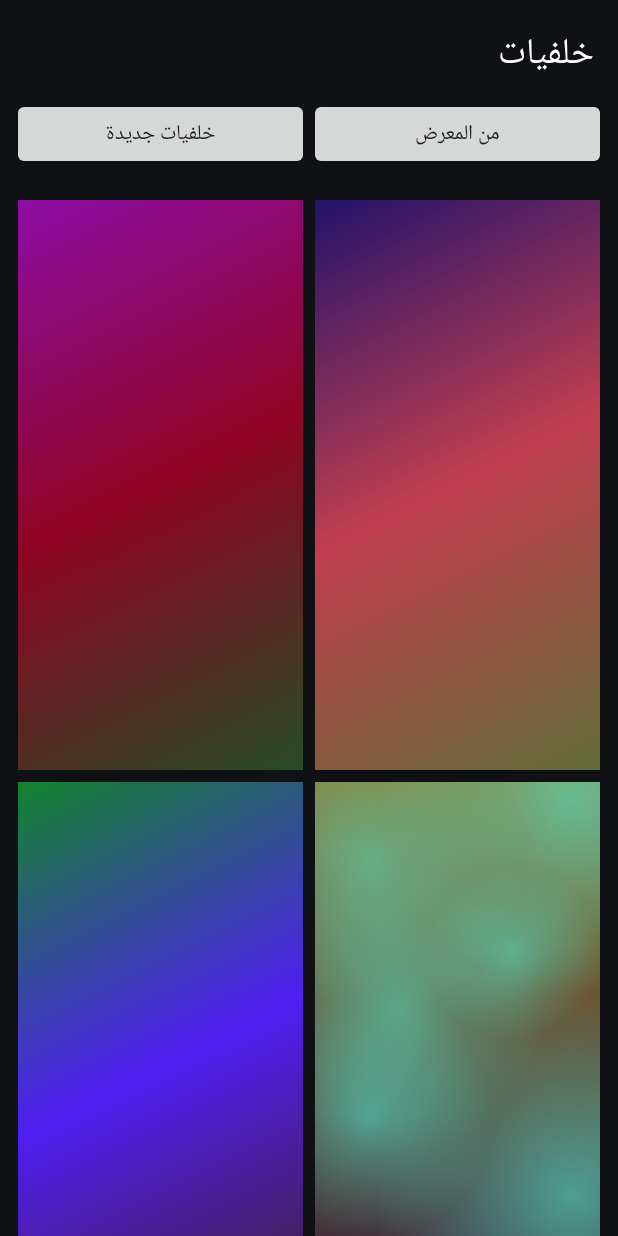
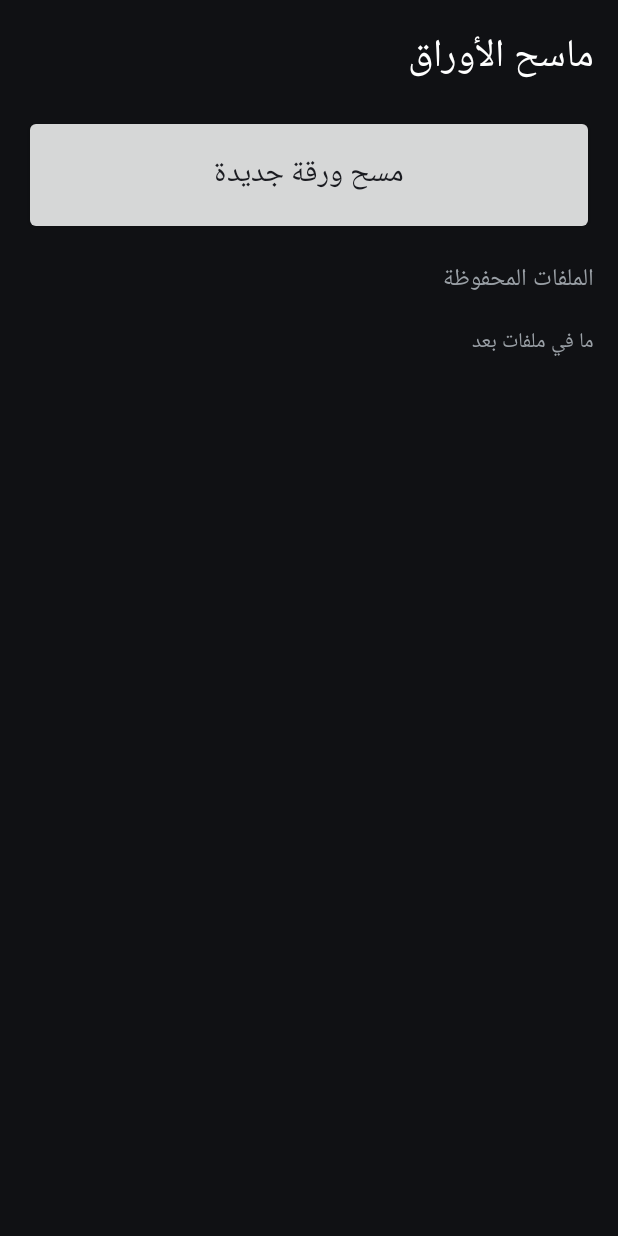
Before and after one commit to EhssanDev/counter-test, an Android app: the screen it shows after launch (MainActivity), on a phone screen of 412 x 824 dp. Run offline under Robolectric (Android 15) with nearby library versions, the phone set to English and light mode, and no system bars; libraries missing offline, so code that uses them is left out: com.google.mlkit.vision.

Commit message:
Refactor MainActivity for document scanning feature

```diff
--- a/app/src/main/java/dev/ehssan/countertest/MainActivity.kt
+++ b/app/src/main/java/dev/ehssan/countertest/MainActivity.kt
@@ -1,54 +1,88 @@
 package dev.ehssan.countertest
 
 import android.app.Activity
-import android.app.WallpaperManager
+import android.app.AlertDialog
+import android.content.ContentUris
+import android.content.ContentValues
 import android.content.Intent
-import android.graphics.Bitmap
-import android.graphics.BitmapFactory
-import android.graphics.Canvas
 import android.graphics.Color
-import android.graphics.LinearGradient
-import android.graphics.Matrix
-import android.graphics.Paint
-import android.graphics.RadialGradient
-import android.graphics.Shader
-import android.media.ExifInterface
 import android.net.Uri
 import android.os.Bundle
-import android.util.DisplayMetrics
-import android.view.Gravity
+import android.provider.MediaStore
 import android.view.View
 import android.view.ViewGroup
 import android.widget.Button
-import android.widget.FrameLayout
-import android.widget.ImageView
 import android.widget.LinearLayout
 import android.widget.ScrollView
 import android.widget.TextView
 import android.widget.Toast
-import java.util.Random
+import com.google.mlkit.vision.documentscanner.GmsDocumentScannerOptions
+import com.google.mlkit.vision.documentscanner.GmsDocumentScanning
+import com.google.mlkit.vision.documentscanner.GmsDocumentScanningResult
+import java.text.SimpleDateFormat
+import java.util.Date
+import java.util.Locale
 import kotlin.concurrent.thread
 
 class MainActivity : Activity() {
 
-    private val pickCode = 1
-    private var sw = 0
-    private var sh = 0
-    private var inPreview = false
-    private var batch = 0L
-    private lateinit var gridView: View
-    private lateinit var grid: LinearLayout
+    private val scanCode = 100
+    private lateinit var listBox: LinearLayout
+    private lateinit var emptyText: TextView
 
     override fun onCreate(savedInstanceState: Bundle?) {
         super.onCreate(savedInstanceState)
-        val dm = DisplayMetrics()
-        @Suppress("DEPRECATION")
-        windowManager.defaultDisplay.getRealMetrics(dm)
-        sw = dm.widthPixels
-        sh = dm.heightPixels
-        batch = System.currentTimeMillis()
-        gridView = buildGridScreen()
-        setContentView(gridView)
+
+        val root = LinearLayout(this).apply {
+            orientation = LinearLayout.VERTICAL
+            setBackgroundColor(Color.parseColor("#101114"))
+            setPadding(dp(16), dp(16), dp(16), dp(16))
+        }
+
+        val title = TextView(this).apply {
+            text = "ماسح الأوراق"
+            textSize = 26f
+            setTextColor(Color.WHITE)
+        }
+
+        val scanBtn = Button(this).apply {
+            text = "مسح ورقة جديدة"
+            textSize = 20f
+            setOnClickListener { startScan() }
+        }
+
+        val label = TextView(this).apply {
+            text = "الملفات المحفوظة"
+            textSize = 16f
+            setTextColor(Color.parseColor("#9AA0A6"))
+        }
+
+        listBox = LinearLayout(this).apply { orientation = LinearLayout.VERTICAL }
+        val scroll = ScrollView(this)
+        scroll.addView(listBox)
+
+        emptyText = TextView(this).apply {
+            text = "ما في ملفات بعد"
+            setTextColor(Color.parseColor("#9AA0A6"))
+            setPadding(0, dp(16), 0, 0)
+        }
+
+        root.addView(title)
+        root.addView(scanBtn, LinearLayout.LayoutParams(
+            ViewGroup.LayoutParams.MATCH_PARENT, dp(80)).apply {
+            topMargin = dp(16)
+            bottomMargin = dp(16)
+        })
+        root.addView(label)
+        root.addView(emptyText)
+        root.addView(scroll, LinearLayout.LayoutParams(
+            ViewGroup.LayoutParams.MATCH_PARENT, 0, 1f))
+        setContentView(root)
+    }
+
+    override fun onResume() {
+        super.onResume()
+        refreshList()
     }
 
     private fun dp(v: Int) = (v * resources.displayMetrics.density).toInt()
@@ -56,125 +90,106 @@ class MainActivity : Activity() {
     private fun toast(s: String) =
         Toast.makeText(this, s, Toast.LENGTH_SHORT).show()
 
-    // ---------- Generated wallpapers ----------
+    // ---------- Scan ----------
 
-    private fun generate(seed: Long, w: Int, h: Int): Bitmap {
-        val r = Random(seed * -7046029254386353131L)
-        r.nextInt(); r.nextInt()
-        val bmp = Bitmap.createBitmap(w, h, Bitmap.Config.ARGB_8888)
-        val c = Canvas(bmp)
-        val wf = w.toFloat()
-        val hf = h.toFloat()
+    private fun startScan() {
+        val options = GmsDocumentScannerOptions.Builder()
+            .setGalleryImportAllowed(true)
+            .setPageLimit(20)
+            .setResultFormats(GmsDocumentScannerOptions.RESULT_FORMAT_PDF)
+            .setScannerMode(GmsDocumentScannerOptions.SCANNER_MODE_FULL)
+            .build()
 
-        val hue = r.nextInt(360).toFloat()
-        val c1 = Color.HSVToColor(floatArrayOf(hue, 0.65f + r.nextFloat() * 0.3f, 0.35f + r.nextFloat() * 0.4f))
-        val c2 = Color.HSVToColor(floatArrayOf((hue + 40 + r.nextInt(100)) % 360, 0.6f + r.nextFloat() * 0.4f, 0.5f + r.nextFloat() * 0.5f))
-        val c3 = Color.HSVToColor(floatArrayOf((hue + 180 + r.nextInt(60)) % 360, 0.5f, 0.2f + r.nextFloat() * 0.3f))
+        GmsDocumentScanning.getClient(options)
+            .getStartScanIntent(this)
+            .addOnSuccessListener { sender ->
+                startIntentSenderForResult(sender, scanCode, null, 0, 0, 0)
+            }
+            .addOnFailureListener { toast("تعذر فتح السكانر: ${it.message}") }
+    }
 
-        val p = Paint(Paint.ANTI_ALIAS_FLAG)
-        when (r.nextInt(3)) {
-            0 -> {
-                p.shader = LinearGradient(0f, 0f, wf, hf, intArrayOf(c1, c2, c3), null, Shader.TileMode.CLAMP)
-                c.drawRect(0f, 0f, wf, hf, p)
-            }
-            1 -> {
-                val cx = wf * (0.2f + r.nextFloat() * 0.6f)
-                val cy = hf * (0.2f + r.nextFloat() * 0.6f)
-                p.shader = RadialGradient(cx, cy, maxOf(wf, hf) * 0.9f, intArrayOf(c2, c1, c3), null, Shader.TileMode.CLAMP)
-                c.drawRect(0f, 0f, wf, hf, p)
-            }
-            else -> {
-                p.shader = LinearGradient(0f, 0f, 0f, hf, intArrayOf(c1, c3), null, Shader.TileMode.CLAMP)
-                c.drawRect(0f, 0f, wf, hf, p)
-                val q = Paint(Paint.ANTI_ALIAS_FLAG)
-                val count = 5 + r.nextInt(3)
-                for (i in 0 until count) {
-                    val cx = wf * r.nextFloat()
-                    val cy = hf * r.nextFloat()
-                    val rad = wf * (0.25f + r.nextFloat() * 0.5f)
-                    val col = Color.argb(
-                        110 + r.nextInt(80),
-                        Color.red(c2), Color.green(c2), Color.blue(c2)
-                    )
-                    q.shader = RadialGradient(cx, cy, rad, col, col and 0x00FFFFFF, Shader.TileMode.CLAMP)
-                    c.drawCircle(cx, cy, rad, q)
+    @Suppress("DEPRECATION")
+    override fun onActivityResult(requestCode: Int, resultCode: Int, data: Intent?) {
+        super.onActivityResult(requestCode, resultCode, data)
+        if (requestCode == scanCode && resultCode == RESULT_OK) {
+            val result = GmsDocumentScanningResult.fromActivityResultIntent(data)
+            val pdf = result?.pdf
+            if (pdf != null) {
+                savePdf(pdf.uri)
+            } else {
+                toast("ما رجع ملف PDF")
             }
         }
     }
-        return bmp
+
+    // ---------- Save to Documents/Scans ----------
+
+    private fun savePdf(src: Uri) {
+        thread {
+            try {
+                val stamp = SimpleDateFormat("yyyy-MM-dd_HH-mm-ss", Locale.US).format(Date())
+                val values = ContentValues().apply {
+                    put(MediaStore.MediaColumns.DISPLAY_NAME, "Scan_$stamp.pdf")
+                    put(MediaStore.MediaColumns.MIME_TYPE, "application/pdf")
+                    put(MediaStore.MediaColumns.RELATIVE_PATH, "Documents/Scans")
                 }
-
-    // ---------- Grid screen ----------
-
-    private fun buildGridScreen(): View {
-        val root = LinearLayout(this).apply {
-            orientation = LinearLayout.VERTICAL
-            setBackgroundColor(Color.parseColor("#101114"))
+                val dest = contentResolver.insert(
+                    MediaStore.Files.getContentUri("external"), values
+                ) ?: throw Exception("تعذر إنشاء الملف")
+                val input = contentResolver.openInputStream(src)
+                    ?: throw Exception("تعذر قراءة الملف")
+                val out = contentResolver.openOutputStream(dest)
+                    ?: throw Exception("تعذر الكتابة")
+                input.use { i -> out.use { o -> i.copyTo(o) } }
+                runOnUiThread {
+                    toast("تم الحفظ في Documents/Scans")
+                    refreshList()
                 }
-        val title = TextView(this).apply {
-            text = "خلفيات"
-            textSize = 24f
-            setTextColor(Color.WHITE)
-            setPadding(dp(16), dp(16), dp(16), dp(8))
+            } catch (e: Exception) {
+                runOnUiThread { toast("فشل الحفظ: ${e.message}") }
             }
-        val bar = LinearLayout(this).apply {
-            orientation = LinearLayout.HORIZONTAL
-            setPadding(dp(8), 0, dp(8), dp(8))
-        }
-        val newBtn = Button(this).apply {
-            text = "خلفيات جديدة"
-            setOnClickListener {
-                batch = System.nanoTime()
-                fillGrid()
-            }
-        }
-        val pickBtn = Button(this).apply {
-            text = "من المعرض"
-            setOnClickListener { pickFromGallery() }
-        }
-        bar.addView(newBtn, LinearLayout.LayoutParams(0, ViewGroup.LayoutParams.WRAP_CONTENT, 1f))
-        bar.addView(pickBtn, LinearLayout.LayoutParams(0, ViewGroup.LayoutParams.WRAP_CONTENT, 1f))
-
-        grid = LinearLayout(this).apply {
-            orientation = LinearLayout.VERTICAL
-            setPadding(dp(8), dp(8), dp(8), dp(8))
-        }
-        val scroll = ScrollView(this)
-        scroll.addView(grid)
-
-        root.addView(title)
-        root.addView(bar)
-        root.addView(scroll, LinearLayout.LayoutParams(ViewGroup.LayoutParams.MATCH_PARENT, 0, 1f))
-        fillGrid()
-        return root
-    }
-
-    private fun fillGrid() {
-        grid.removeAllViews()
-        val tw = (sw - dp(8) * 4) / 2
-        val th = tw * sh / sw
-        for (row in 0 until 6) {
-            val line = LinearLayout(this).apply { orientation = LinearLayout.HORIZONTAL }
-            for (col in 0..1) {
-                val seed = batch + row * 2 + col
-                val iv = ImageView(this).apply {
-                    scaleType = ImageView.ScaleType.CENTER_CROP
-                    setImageBitmap(generate(seed, tw / 2, th / 2))
-                    setOnClickListener { showPreview(generate(seed, sw, sh)) }
-                }
-                val lp = LinearLayout.LayoutParams(tw, th).apply {
-                    setMargins(dp(4), dp(4), dp(4), dp(4))
-                }
-                line.addView(iv, lp)
-            }
-            grid.addView(line)
         }
     }
 
-    // ---------- Preview screen ----------
+    // ---------- Saved files list ----------
 
-    private fun showPreview(bmp: Bitmap) {
-        inPreview = true
+    private fun refreshList() {
+        listBox.removeAllViews()
+        val collection = MediaStore.Files.getContentUri("external")
+        val projection = arrayOf(
+            MediaStore.MediaColumns._ID,
+            MediaStore.MediaColumns.DISPLAY_NAME
+        )
+        val selection = "${MediaStore.MediaColumns.RELATIVE_PATH} LIKE ? AND " +
+                "${MediaStore.MediaColumns.MIME_TYPE} = ?"
+        val args = arrayOf("Documents/Scans%", "application/pdf")
+
+        contentResolver.query(
+            collection, projection, selection, args,
+            "${MediaStore.MediaColumns.DATE_ADDED} DESC"
+        )?.use { c ->
+            val idCol = c.getColumnIndexOrThrow(MediaStore.MediaColumns._ID)
+            val nameCol = c.getColumnIndexOrThrow(MediaStore.MediaColumns.DISPLAY_NAME)
+            while (c.moveToNext()) {
+                val uri = ContentUris.withAppendedId(collection, c.getLong(idCol))
+                addRow(c.getString(nameCol), uri)
+            }
+        }
+        emptyText.visibility = if (listBox.childCount == 0) View.VISIBLE else View.GONE
+    }
+
+    private fun addRow(name: String, uri: Uri) {
+        val card = LinearLayout(this).apply {
+            orientation = LinearLayout.VERTICAL
+            setBackgroundColor(Color.parseColor("#1C1E24"))
+            setPadding(dp(12), dp(12), dp(12), dp(8))
+        }
+        val nameView = TextView(this).apply {
+            text = name
+            textSize = 16f
+            setTextColor(Color.WHITE)
+        }
+        val buttons = LinearLayout(this).apply { orientation = LinearLayout.HORIZONTAL }
 
         fun btn(label: String, onClick: () -> Unit) = Button(this).apply {
             text = label
@@ -182,116 +197,50 @@ class MainActivity : Activity() {
         }
         val lp = { LinearLayout.LayoutParams(0, ViewGroup.LayoutParams.WRAP_CONTENT, 1f) }
 
-        val root = FrameLayout(this).apply { setBackgroundColor(Color.BLACK) }
-        val iv = ImageView(this).apply {
-            scaleType = ImageView.ScaleType.CENTER_CROP
-            setImageBitmap(bmp)
-        }
-        root.addView(iv, FrameLayout.LayoutParams(
-            ViewGroup.LayoutParams.MATCH_PARENT, ViewGroup.LayoutParams.MATCH_PARENT))
+        buttons.addView(btn("فتح") { openPdf(uri) }, lp())
+        buttons.addView(btn("مشاركة") { sharePdf(uri) }, lp())
+        buttons.addView(btn("حذف") { confirmDelete(uri) }, lp())
 
-        val row = LinearLayout(this).apply { orientation = LinearLayout.HORIZONTAL }
-        row.addView(btn("الرئيسية") { setWall(bmp, WallpaperManager.FLAG_SYSTEM) }, lp())
-        row.addView(btn("القفل") { setWall(bmp, WallpaperManager.FLAG_LOCK) }, lp())
-        row.addView(btn("الاثنتين") {
-            setWall(bmp, WallpaperManager.FLAG_SYSTEM or WallpaperManager.FLAG_LOCK)
-        }, lp())
-
-        val bar = LinearLayout(this).apply {
-            orientation = LinearLayout.VERTICAL
-            setBackgroundColor(Color.argb(150, 0, 0, 0))
-            setPadding(dp(12), dp(12), dp(12), dp(12))
-        }
-        bar.addView(row)
-        bar.addView(btn("رجوع") { goBack() })
-
-        root.addView(bar, FrameLayout.LayoutParams(
+        card.addView(nameView)
+        card.addView(buttons)
+        listBox.addView(card, LinearLayout.LayoutParams(
             ViewGroup.LayoutParams.MATCH_PARENT,
-            ViewGroup.LayoutParams.WRAP_CONTENT,
-            Gravity.BOTTOM))
-        setContentView(root)
+            ViewGroup.LayoutParams.WRAP_CONTENT).apply { bottomMargin = dp(8) })
     }
 
-    private fun goBack() {
-        inPreview = false
-        setContentView(gridView)
+    private fun openPdf(uri: Uri) {
+        val i = Intent(Intent.ACTION_VIEW).apply {
+            setDataAndType(uri, "application/pdf")
+            addFlags(Intent.FLAG_GRANT_READ_URI_PERMISSION)
         }
-
-    @Suppress("DEPRECATION")
-    override fun onBackPressed() {
-        if (inPreview) goBack() else super.onBackPressed()
-    }
-
-    private fun setWall(bmp: Bitmap, flag: Int) {
-        thread {
         try {
-                WallpaperManager.getInstance(this).setBitmap(bmp, null, true, flag)
-                runOnUiThread { toast("تم تعيين الخلفية") }
+            startActivity(i)
         } catch (e: Exception) {
-                runOnUiThread { toast("فشل: ${e.message}") }
-            }
+            toast("ما في تطبيق يفتح PDF")
         }
     }
 
-    // ---------- Gallery ----------
-
-    @Suppress("DEPRECATION")
-    private fun pickFromGallery() {
-        val i = Intent(Intent.ACTION_GET_CONTENT).apply { type = "image/*" }
-        startActivityForResult(i, pickCode)
+    private fun sharePdf(uri: Uri) {
+        val i = Intent(Intent.ACTION_SEND).apply {
+            type = "application/pdf"
+            putExtra(Intent.EXTRA_STREAM, uri)
+            addFlags(Intent.FLAG_GRANT_READ_URI_PERMISSION)
+        }
+        startActivity(Intent.createChooser(i, "مشاركة"))
     }
 
-    @Suppress("DEPRECATION")
-    override fun onActivityResult(requestCode: Int, resultCode: Int, data: Intent?) {
-        super.onActivityResult(requestCode, resultCode, data)
-        if (requestCode == pickCode && resultCode == RESULT_OK) {
-            val uri = data?.data ?: return
-            val bmp = decode(uri)
-            if (bmp == null) {
-                toast("تعذر فتح الصورة")
-                return
+    private fun confirmDelete(uri: Uri) {
+        AlertDialog.Builder(this)
+            .setMessage("حذف هذا الملف؟")
+            .setPositiveButton("حذف") { _, _ ->
+                try {
+                    contentResolver.delete(uri, null, null)
+                } catch (e: Exception) {
+                    toast("تعذر الحذف: ${e.message}")
                 }
-            showPreview(cropToScreen(bmp))
+                refreshList()
+            }
+            .setNegativeButton("إلغاء", null)
+            .show()
     }
 }
-
-    private fun decode(uri: Uri): Bitmap? {
-        return try {
-            val o = BitmapFactory.Options().apply { inJustDecodeBounds = true }
-            contentResolver.openInputStream(uri)?.use { BitmapFactory.decodeStream(it, null, o) }
-            var s = 1
-            while (o.outWidth / (s * 2) >= sw && o.outHeight / (s * 2) >= sh) s *= 2
-            val o2 = BitmapFactory.Options().apply { inSampleSize = s }
-            val bmp = contentResolver.openInputStream(uri)?.use {
-                BitmapFactory.decodeStream(it, null, o2)
-            } ?: return null
-
-            val rot = contentResolver.openInputStream(uri)?.use {
-                when (ExifInterface(it).getAttributeInt(ExifInterface.TAG_ORIENTATION, 1)) {
-                    6 -> 90f
-                    3 -> 180f
-                    8 -> 270f
-                    else -> 0f
-                }
-            } ?: 0f
-            if (rot == 0f) bmp else {
-                val m = Matrix().apply { postRotate(rot) }
-                Bitmap.createBitmap(bmp, 0, 0, bmp.width, bmp.height, m, true)
-            }
-        } catch (e: Exception) {
-            null
-        }
-    }
-
-    private fun cropToScreen(src: Bitmap): Bitmap {
-        val scale = maxOf(sw.toFloat() / src.width, sh.toFloat() / src.height)
-        val out = Bitmap.createBitmap(sw, sh, Bitmap.Config.ARGB_8888)
-        val dw = src.width * scale
-        val dh = src.height * scale
-        val m = Matrix()
-        m.postScale(scale, scale)
-        m.postTranslate((sw - dw) / 2f, (sh - dh) / 2f)
-        Canvas(out).drawBitmap(src, m, Paint(Paint.FILTER_BITMAP_FLAG))
-        return out
-    }
-}
```
Lines whose indentation alone changed are shown as unchanged.
